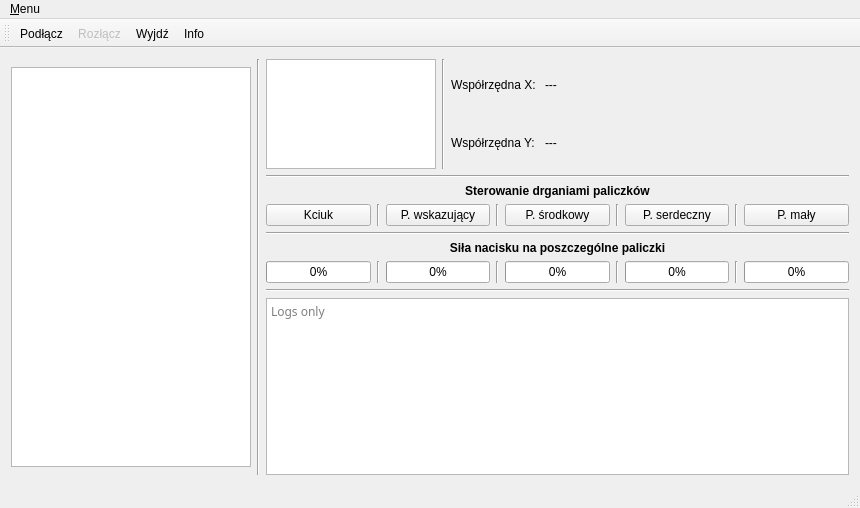
Qt form qt_rekawica/ui/mainwindow.ui (jjmgab/WDS_Rekawica-sensoryczna_Qt) before a commit.
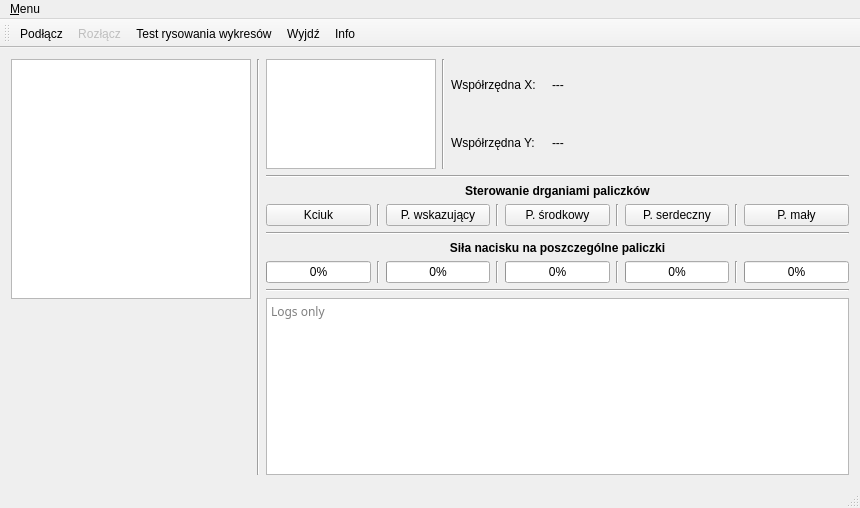
The same form after that commit. Icons and pictures are not drawn. Custom widgets are drawn as their Qt base class.

Commit message: Added graphs, dataframe parsing, testrun and lots of comments

Patch:
```diff
--- a/qt_rekawica/ui/mainwindow.ui
+++ b/qt_rekawica/ui/mainwindow.ui
@@ -61,51 +61,6 @@
     </size>
    </property>
    <layout class="QGridLayout" name="gridLayout">
-    <item row="0" column="0">
-     <layout class="QHBoxLayout" name="layout_handVisualization" stretch="0,0">
-      <item>
-       <widget class="QGraphicsView" name="graphics_handVisualization">
-        <property name="minimumSize">
-         <size>
-          <width>240</width>
-          <height>400</height>
-         </size>
-        </property>
-        <property name="maximumSize">
-         <size>
-          <width>240</width>
-          <height>400</height>
-         </size>
-        </property>
-        <property name="sizeIncrement">
-         <size>
-          <width>0</width>
-          <height>0</height>
-         </size>
-        </property>
-        <property name="baseSize">
-         <size>
-          <width>0</width>
-          <height>0</height>
-         </size>
-        </property>
-        <property name="cursor" stdset="0">
-         <cursorShape>ForbiddenCursor</cursorShape>
-        </property>
-        <property name="autoFillBackground">
-         <bool>false</bool>
-        </property>
-       </widget>
-      </item>
-      <item>
-       <widget class="Line" name="line_vertical_1">
-        <property name="orientation">
-         <enum>Qt::Vertical</enum>
-        </property>
-       </widget>
-      </item>
-     </layout>
-    </item>
     <item row="0" column="1">
      <layout class="QVBoxLayout" name="layout_mainInfo">
       <item>
@@ -180,20 +135,7 @@
          </layout>
         </item>
         <item>
-         <spacer name="horizontalSpacer_1">
-          <property name="orientation">
-           <enum>Qt::Horizontal</enum>
-          </property>
-          <property name="sizeType">
-           <enum>QSizePolicy::Maximum</enum>
-          </property>
-          <property name="sizeHint" stdset="0">
-           <size>
-            <width>320</width>
-            <height>20</height>
-           </size>
-          </property>
-         </spacer>
+         <widget class="QCustomPlot" name="graph_orientation" native="true"/>
         </item>
        </layout>
       </item>
@@ -450,6 +392,71 @@
       </item>
      </layout>
     </item>
+    <item row="0" column="0">
+     <layout class="QHBoxLayout" name="layout_handVisualization" stretch="0,0">
+      <item>
+       <layout class="QVBoxLayout" name="layout_visualization">
+        <item>
+         <widget class="QGraphicsView" name="graphics_handVisualization">
+          <property name="minimumSize">
+           <size>
+            <width>240</width>
+            <height>240</height>
+           </size>
+          </property>
+          <property name="maximumSize">
+           <size>
+            <width>240</width>
+            <height>240</height>
+           </size>
+          </property>
+          <property name="sizeIncrement">
+           <size>
+            <width>0</width>
+            <height>0</height>
+           </size>
+          </property>
+          <property name="baseSize">
+           <size>
+            <width>0</width>
+            <height>0</height>
+           </size>
+          </property>
+          <property name="cursor" stdset="0">
+           <cursorShape>ForbiddenCursor</cursorShape>
+          </property>
+          <property name="autoFillBackground">
+           <bool>false</bool>
+          </property>
+         </widget>
+        </item>
+        <item>
+         <widget class="QCustomPlot" name="graph_bending" native="true">
+          <property name="minimumSize">
+           <size>
+            <width>240</width>
+            <height>0</height>
+           </size>
+          </property>
+          <property name="maximumSize">
+           <size>
+            <width>240</width>
+            <height>16777215</height>
+           </size>
+          </property>
+         </widget>
+        </item>
+       </layout>
+      </item>
+      <item>
+       <widget class="Line" name="line_vertical_1">
+        <property name="orientation">
+         <enum>Qt::Vertical</enum>
+        </property>
+       </widget>
+      </item>
+     </layout>
+    </item>
    </layout>
   </widget>
   <widget class="QMenuBar" name="menuBar">
@@ -487,6 +494,7 @@
    </attribute>
    <addaction name="action_connect"/>
    <addaction name="action_disconnect"/>
+   <addaction name="action_testrun"/>
    <addaction name="action_exit"/>
    <addaction name="action_info"/>
   </widget>
@@ -500,7 +508,7 @@
      <normaloff>:/button_connect/icons/connect</normaloff>:/button_connect/icons/connect</iconset>
    </property>
    <property name="text">
-    <string>Podłącz</string>
+    <string>&amp;Podłącz</string>
    </property>
    <property name="shortcut">
     <string>Ctrl+Shift+C</string>
@@ -515,7 +523,7 @@
      <normaloff>:/button_disconnect/icons/disconnect</normaloff>:/button_disconnect/icons/disconnect</iconset>
    </property>
    <property name="text">
-    <string>Rozłącz</string>
+    <string>&amp;Rozłącz</string>
    </property>
    <property name="shortcut">
     <string>Ctrl+Shift+D</string>
@@ -527,7 +535,7 @@
      <normaloff>:/button_exit/icons/exit</normaloff>:/button_exit/icons/exit</iconset>
    </property>
    <property name="text">
-    <string>Wyjdź</string>
+    <string>&amp;Wyjdź</string>
    </property>
    <property name="shortcut">
     <string>Ctrl+Shift+E</string>
@@ -539,14 +547,31 @@
      <normaloff>:/button_about/icons/about</normaloff>:/button_about/icons/about</iconset>
    </property>
    <property name="text">
-    <string>Info</string>
+    <string>&amp;Info</string>
    </property>
    <property name="shortcut">
     <string>Ctrl+Shift+I</string>
    </property>
   </action>
+  <action name="action_testrun">
+   <property name="icon">
+    <iconset resource="../res/icons.qrc">
+     <normaloff>:/button_testrun/icons/testrun.png</normaloff>:/button_testrun/icons/testrun.png</iconset>
+   </property>
+   <property name="text">
+    <string>Test rysowania wykresów</string>
+   </property>
+  </action>
  </widget>
  <layoutdefault spacing="6" margin="11"/>
+ <customwidgets>
+  <customwidget>
+   <class>QCustomPlot</class>
+   <extends>QWidget</extends>
+   <header>qcustomplot.hh</header>
+   <container>1</container>
+  </customwidget>
+ </customwidgets>
  <resources>
   <include location="../res/icons.qrc"/>
  </resources>
```
Left out of the diff: 3 changed lines with no effect on the pictures. The commit also changes 11 other files.
